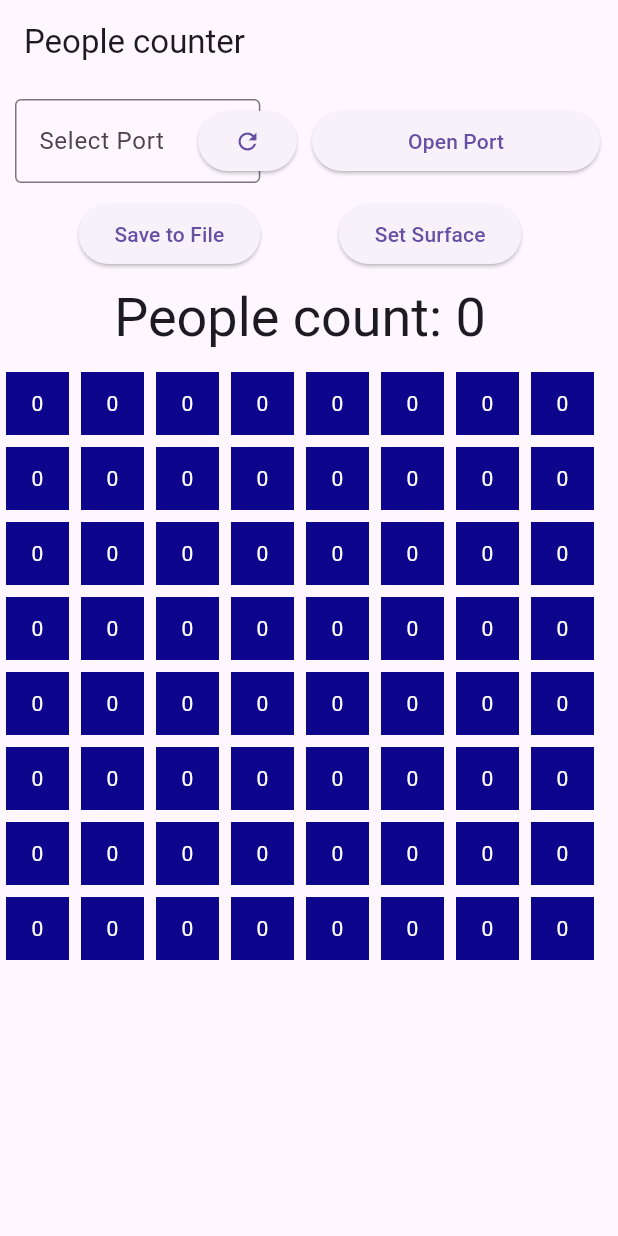
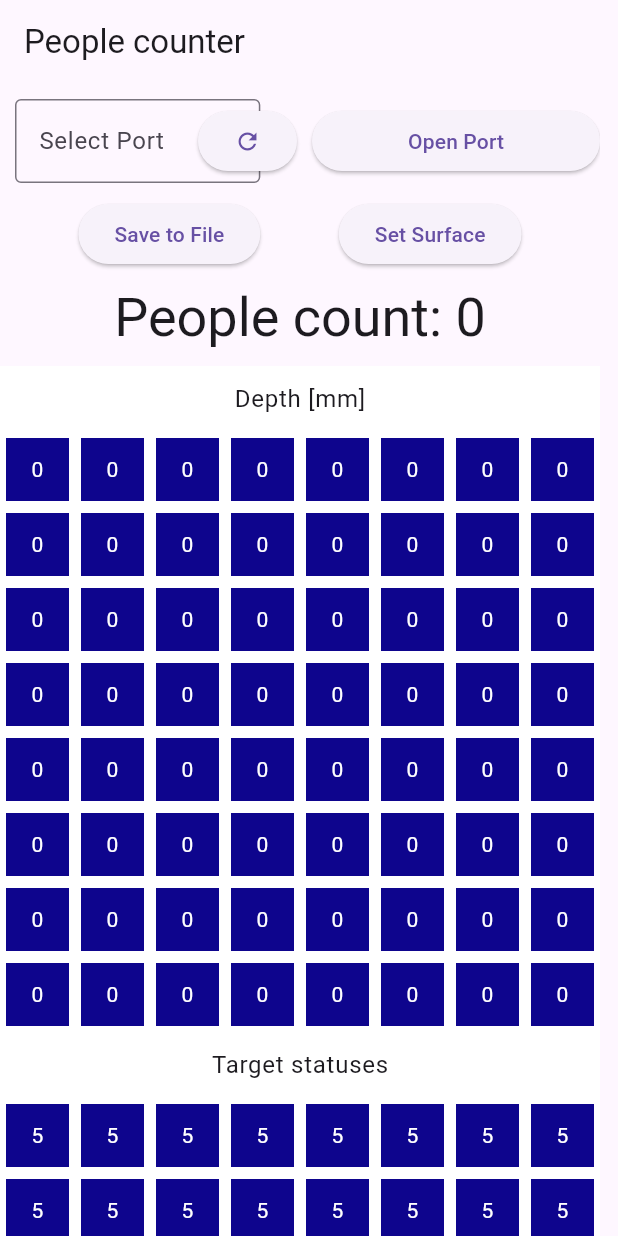
Before and after one commit to j-sikula/Detecting-number-of-people, a Flutter app: the screen it shows after launch, on a phone screen of 412 x 824 dp. Run offline on Flutter 3.47's test engine with Material 3 defaults, Android fonts, the phone set to English and light mode, and no system bars; our stand-ins replace file_picker, googleapis_auth; missing offline and left inert: flutter_libserialport, googleapis, usb_serial, window_size.

Commit message:
Visualization of target statuses

```diff
--- a/src/sensor_gui/lib/control/serial_port_handler.dart
+++ b/src/sensor_gui/lib/control/serial_port_handler.dart
@@ -11,7 +11,7 @@ class SerialPortHandler {
       true; // unsucessful opening, after closing port, try to open it only once again
   SerialPort? serialPort;
   Stream<String>? receivedData;
-  Stream<List<int>>? decodedDataStream;
+  Stream<Measurement?>? decodedDataStream;
   List<Measurement> measuredData = [];
   // DataDecoder used for saving file and decoding received data
   DataDecoder decoder = DataDecoder();
@@ -19,10 +19,8 @@ class SerialPortHandler {
   // Constructor
   SerialPortHandler(this.baudRate, this.portName);
 
-
-
   /// Closes the serial port
-  Future<bool> closePort() async{
+  Future<bool> closePort() async {
     return true;
   }
 
--- a/src/sensor_gui/lib/control/serial_port_handler_android.dart
+++ b/src/sensor_gui/lib/control/serial_port_handler_android.dart
@@ -81,8 +81,7 @@ class SerialPortHandlerAndroid extends SerialPortHandler {
 
     isPortOpen = true;
     decodedDataStream = usbPort!.inputStream!.map((Uint8List data) {
-      return decoder.decode(data)?.data ??
-          []; // Decode the received data, return the data if it is not null
+      return decoder.decode(data); // Decode the received data, return the Measurement? object
     });
 
     receivedData = usbPort!.inputStream!.map((data) {
--- a/src/sensor_gui/lib/control/serial_port_handler_windows.dart
+++ b/src/sensor_gui/lib/control/serial_port_handler_windows.dart
@@ -29,8 +29,7 @@ class SerialPortHandlerWindows extends SerialPortHandler {
       });
 
       decodedDataStream = reader!.stream.map((data) {
-        return decoder.decode(data)?.data ??
-            []; // Decode the received data, return the data if it is not null
+        return decoder.decode(data); // Decode the received data return the Measurement? object
       });
 
       return true;
--- a/src/sensor_gui/lib/main.dart
+++ b/src/sensor_gui/lib/main.dart
@@ -66,10 +66,12 @@ class ExampleAppState extends State<ExampleApp> {
           appBar: AppBar(
             title: const Text('People counter'),
           ),
-          body: const SizedBox(
+          body: const SingleChildScrollView(
+              scrollDirection: Axis.vertical,
+              child: SizedBox(
                 width: 400,
                 child: SerialPortSelector(),
               )),
-    );
+        ));
   }
 }
--- a/src/sensor_gui/lib/sensor_data_visualiser.dart
+++ b/src/sensor_gui/lib/sensor_data_visualiser.dart
@@ -1,6 +1,7 @@
 import 'dart:async';
 
 import 'package:flutter/material.dart';
+import 'package:sensor_gui/control/data_decoder.dart';
 
 import 'control/serial_port_handler.dart';
 
@@ -14,8 +15,9 @@ class SensorDataVisualiser extends StatefulWidget {
 
 class SensorDataVisualiserState extends State<SensorDataVisualiser> {
   List<int> sensorData = List.filled(64, 0);
+  List<int> sensorStatuses = List.filled(64, 5);
   bool startListening = false;
-  StreamSubscription<List<int>>? decodedDataSubscription;
+  StreamSubscription<Measurement?>? decodedDataSubscription;
 
   /// Enables listening to the received data
   void enableListening() {
@@ -29,18 +31,35 @@ class SensorDataVisualiserState extends State<SensorDataVisualiser> {
 
   @override
   Widget build(BuildContext context) {
-    if (widget.serialPortHandler != null && widget.serialPortHandler!.decodedDataStream != null && startListening) {
+    if (widget.serialPortHandler != null &&
+        widget.serialPortHandler!.decodedDataStream != null &&
+        startListening) {
       decodedDataSubscription =
           widget.serialPortHandler!.decodedDataStream!.listen((data) {
-        if (data.length == 64) {
+        if (data != null) {
+          if (data.data.length == 64) {
             setState(() {
-            sensorData = data;
+              sensorData = data.data;
+              sensorStatuses = data.statuses;
             });
+          }
         }
       });
       startListening = false;
     }
-    return GridView.builder(
+    return Column(
+      children: [
+        Container(
+          margin: const EdgeInsets.all(10),
+          child: Text(
+            "Depth [mm]",
+            style: Theme.of(context).textTheme.bodyLarge,
+          ),
+        ),
+        SizedBox(
+          width: 400,
+          height: 400,
+          child: GridView.builder(
             scrollDirection: Axis.vertical,
             gridDelegate: const SliverGridDelegateWithFixedCrossAxisCount(
               crossAxisCount: 8,
@@ -51,7 +70,12 @@ class SensorDataVisualiserState extends State<SensorDataVisualiser> {
                 margin: const EdgeInsets.all(4.0),
                 height: 5,
                 width: 5,
-          color: Color.lerp(const Color.fromARGB(255, 14, 5, 141), const Color.fromARGB(255, 255, 17, 0), sensorData[index] / 4000),
+                color: sensorStatuses[index] == 5
+                    ? Color.lerp(
+                        const Color.fromARGB(255, 14, 5, 141),
+                        const Color.fromARGB(255, 255, 17, 0),
+                        sensorData[index] / 4000)!
+                    : Colors.black,
                 child: Center(
                   child: Text(
                     '${sensorData[index]}',
@@ -60,6 +84,46 @@ class SensorDataVisualiserState extends State<SensorDataVisualiser> {
                 ),
               );
             },
+          ),
+        ),
+        Container(
+          margin: const EdgeInsets.all(10),
+          child: Text(
+            "Target statuses",
+            style: Theme.of(context).textTheme.bodyLarge,
+          ),
+        ),
+        SizedBox(
+          width: 400,
+          height: 400,
+          child: GridView.builder(
+            scrollDirection: Axis.vertical,
+            gridDelegate: const SliverGridDelegateWithFixedCrossAxisCount(
+              crossAxisCount: 8,
+            ),
+            itemCount: 64,
+            itemBuilder: (context, index) {
+              return Container(
+                margin: const EdgeInsets.all(4.0),
+                height: 5,
+                width: 5,
+                color: sensorStatuses[index] == 5
+                    ? Color.lerp(
+                        const Color.fromARGB(255, 14, 5, 141),
+                        const Color.fromARGB(255, 255, 17, 0),
+                        sensorData[index] / 4000)!
+                    : Colors.black,
+                child: Center(
+                  child: Text(
+                    '${sensorStatuses[index]}',
+                    style: const TextStyle(color: Colors.white),
+                  ),
+                ),
+              );
+            },
+          ),
+        ),
+      ],
     );
   }
 }
--- a/src/sensor_gui/lib/serial_port_selector.dart
+++ b/src/sensor_gui/lib/serial_port_selector.dart
@@ -178,7 +178,8 @@ class SerialPortSelectorState extends State<SerialPortSelector> {
             },
           ),
         ),
-        Expanded(
+        Container(
+          color: Theme.of(context).colorScheme.onSecondary,
           child: SensorDataVisualiser(
               key: _sensorDataVisualiserKey,
               serialPortHandler: serialPortHandler),
```
Also changed, not shown: src/sensor_gui/lib/control/data_decoder.dart (+30 -11 lines), 1 other file. Lines whose indentation alone changed are shown as unchanged.
